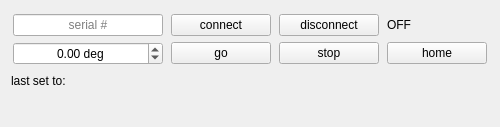
Before: the Qt Designer form k10cr1/k10cr1.ui in Mohamed-ShehabEldin/zmeter, drawn with Qt 5.
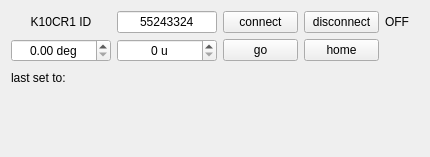
After: the same form once the commit is applied.

Patch:
```diff
--- a/k10cr1/k10cr1.ui
+++ b/k10cr1/k10cr1.ui
@@ -6,38 +6,20 @@
    <rect>
     <x>0</x>
     <y>0</y>
-    <width>500</width>
-    <height>127</height>
+    <width>430</width>
+    <height>157</height>
    </rect>
   </property>
-  <property name="sizePolicy">
-   <sizepolicy hsizetype="Fixed" vsizetype="Fixed">
-    <horstretch>0</horstretch>
-    <verstretch>0</verstretch>
-   </sizepolicy>
-  </property>
-  <property name="minimumSize">
-   <size>
-    <width>500</width>
-    <height>120</height>
-   </size>
-  </property>
-  <property name="maximumSize">
-   <size>
-    <width>500</width>
-    <height>127</height>
-   </size>
-  </property>
   <property name="windowTitle">
    <string>Form</string>
   </property>
   <layout class="QVBoxLayout" name="verticalLayout">
    <item>
-    <layout class="QGridLayout" name="gridLayout">
-     <item row="1" column="3">
-      <widget class="QPushButton" name="home_button">
+    <layout class="QHBoxLayout" name="horizontalLayout">
+     <item>
+      <widget class="QLabel" name="label">
        <property name="sizePolicy">
-        <sizepolicy hsizetype="Fixed" vsizetype="Fixed">
+        <sizepolicy hsizetype="Minimum" vsizetype="Fixed">
          <horstretch>0</horstretch>
          <verstretch>0</verstretch>
         </sizepolicy>
@@ -50,19 +32,22 @@
        </property>
        <property name="maximumSize">
         <size>
-         <width>75</width>
+         <width>100</width>
          <height>16777215</height>
         </size>
        </property>
        <property name="text">
-        <string>home</string>
+        <string>K10CR1 ID</string>
        </property>
+       <property name="alignment">
+        <set>Qt::AlignCenter</set>
+       </property>
       </widget>
      </item>
-     <item row="1" column="1">
-      <widget class="QPushButton" name="go_button">
+     <item>
+      <widget class="QLineEdit" name="lineEdit">
        <property name="sizePolicy">
-        <sizepolicy hsizetype="Fixed" vsizetype="Fixed">
+        <sizepolicy hsizetype="Minimum" vsizetype="Fixed">
          <horstretch>0</horstretch>
          <verstretch>0</verstretch>
         </sizepolicy>
@@ -75,26 +60,23 @@
        </property>
        <property name="maximumSize">
         <size>
-         <width>75</width>
+         <width>100</width>
          <height>16777215</height>
         </size>
        </property>
        <property name="text">
-        <string>go</string>
+        <string>55243324</string>
        </property>
+       <property name="alignment">
+        <set>Qt::AlignCenter</set>
+       </property>
       </widget>
      </item>
-     <item row="0" column="1">
+     <item>
       <widget class="QPushButton" name="connect_button">
-       <property name="sizePolicy">
-        <sizepolicy hsizetype="Fixed" vsizetype="Fixed">
-         <horstretch>0</horstretch>
-         <verstretch>0</verstretch>
-        </sizepolicy>
-       </property>
        <property name="minimumSize">
         <size>
-         <width>100</width>
+         <width>75</width>
          <height>0</height>
         </size>
        </property>
@@ -109,17 +91,63 @@
        </property>
       </widget>
      </item>
-     <item row="1" column="0">
+     <item>
+      <widget class="QPushButton" name="disconnect_button">
+       <property name="minimumSize">
+        <size>
+         <width>75</width>
+         <height>0</height>
+        </size>
+       </property>
+       <property name="maximumSize">
+        <size>
+         <width>75</width>
+         <height>16777215</height>
+        </size>
+       </property>
+       <property name="text">
+        <string>disconnect</string>
+       </property>
+      </widget>
+     </item>
+     <item>
+      <widget class="QLabel" name="label_on_off">
+       <property name="minimumSize">
+        <size>
+         <width>20</width>
+         <height>0</height>
+        </size>
+       </property>
+       <property name="text">
+        <string>OFF</string>
+       </property>
+      </widget>
+     </item>
+     <item>
+      <spacer name="horizontalSpacer">
+       <property name="orientation">
+        <enum>Qt::Horizontal</enum>
+       </property>
+       <property name="sizeType">
+        <enum>QSizePolicy::MinimumExpanding</enum>
+       </property>
+       <property name="sizeHint" stdset="0">
+        <size>
+         <width>10</width>
+         <height>20</height>
+        </size>
+       </property>
+      </spacer>
+     </item>
+    </layout>
+   </item>
+   <item>
+    <layout class="QHBoxLayout" name="horizontalLayout_2">
+     <item>
       <widget class="QDoubleSpinBox" name="pos_to_go_doubleSpinBox">
-       <property name="sizePolicy">
-        <sizepolicy hsizetype="Fixed" vsizetype="Fixed">
-         <horstretch>0</horstretch>
-         <verstretch>0</verstretch>
-        </sizepolicy>
-       </property>
        <property name="minimumSize">
         <size>
-         <width>150</width>
+         <width>100</width>
          <height>0</height>
         </size>
        </property>
@@ -138,28 +166,19 @@
        <property name="decimals">
         <number>2</number>
        </property>
-       <property name="minimum">
-        <double>-3600.000000000000000</double>
-       </property>
        <property name="maximum">
-        <double>3600.000000000000000</double>
+        <double>360.000000000000000</double>
        </property>
        <property name="value">
         <double>0.000000000000000</double>
        </property>
       </widget>
      </item>
-     <item row="0" column="0">
-      <widget class="QLineEdit" name="lineEdit">
-       <property name="sizePolicy">
-        <sizepolicy hsizetype="Fixed" vsizetype="Fixed">
-         <horstretch>0</horstretch>
-         <verstretch>0</verstretch>
-        </sizepolicy>
-       </property>
+     <item>
+      <widget class="QSpinBox" name="pos_to_go_device_unit_spinBox">
        <property name="minimumSize">
         <size>
-         <width>150</width>
+         <width>100</width>
          <height>0</height>
         </size>
        </property>
@@ -169,38 +188,28 @@
          <height>16777215</height>
         </size>
        </property>
-       <property name="inputMask">
-        <string/>
-       </property>
-       <property name="text">
-        <string/>
-       </property>
        <property name="alignment">
         <set>Qt::AlignCenter</set>
        </property>
-       <property name="placeholderText">
-        <string>serial #</string>
+       <property name="suffix">
+        <string> u</string>
        </property>
-      </widget>
-     </item>
-     <item row="1" column="2">
-      <widget class="QPushButton" name="stop_button">
-       <property name="text">
-        <string>stop</string>
+       <property name="prefix">
+        <string/>
        </property>
+       <property name="maximum">
+        <number>49152000</number>
+       </property>
+       <property name="value">
+        <number>0</number>
+       </property>
       </widget>
      </item>
-     <item row="0" column="2">
-      <widget class="QPushButton" name="disconnect_button">
-       <property name="sizePolicy">
-        <sizepolicy hsizetype="Fixed" vsizetype="Fixed">
-         <horstretch>0</horstretch>
-         <verstretch>0</verstretch>
-        </sizepolicy>
-       </property>
+     <item>
+      <widget class="QPushButton" name="go_button">
        <property name="minimumSize">
         <size>
-         <width>100</width>
+         <width>75</width>
          <height>0</height>
         </size>
        </property>
@@ -211,58 +220,94 @@
         </size>
        </property>
        <property name="text">
-        <string>disconnect</string>
+        <string>go</string>
        </property>
       </widget>
      </item>
-     <item row="0" column="3">
-      <widget class="QLabel" name="label_on_off">
-       <property name="sizePolicy">
-        <sizepolicy hsizetype="Fixed" vsizetype="Preferred">
-         <horstretch>0</horstretch>
-         <verstretch>0</verstretch>
-        </sizepolicy>
-       </property>
+     <item>
+      <widget class="QPushButton" name="home_button">
        <property name="minimumSize">
         <size>
-         <width>30</width>
+         <width>75</width>
          <height>0</height>
         </size>
        </property>
+       <property name="maximumSize">
+        <size>
+         <width>75</width>
+         <height>16777215</height>
+        </size>
+       </property>
        <property name="text">
-        <string>OFF</string>
+        <string>home</string>
        </property>
       </widget>
      </item>
+     <item>
+      <spacer name="horizontalSpacer_3">
+       <property name="orientation">
+        <enum>Qt::Horizontal</enum>
+       </property>
+       <property name="sizeType">
+        <enum>QSizePolicy::MinimumExpanding</enum>
+       </property>
+       <property name="sizeHint" stdset="0">
+        <size>
+         <width>10</width>
+         <height>20</height>
+        </size>
+       </property>
+      </spacer>
+     </item>
     </layout>
    </item>
    <item>
-    <widget class="QLabel" name="last_pos_label">
-     <property name="sizePolicy">
-      <sizepolicy hsizetype="Minimum" vsizetype="Fixed">
-       <horstretch>0</horstretch>
-       <verstretch>0</verstretch>
-      </sizepolicy>
-     </property>
-     <property name="minimumSize">
-      <size>
-       <width>200</width>
-       <height>0</height>
-      </size>
-     </property>
-     <property name="maximumSize">
-      <size>
-       <width>200</width>
-       <height>16777215</height>
-      </size>
-     </property>
-     <property name="text">
-      <string>last set to:</string>
-     </property>
-     <property name="textInteractionFlags">
-      <set>Qt::LinksAccessibleByKeyboard|Qt::LinksAccessibleByMouse|Qt::TextBrowserInteraction|Qt::TextSelectableByKeyboard|Qt::TextSelectableByMouse</set>
-     </property>
-    </widget>
+    <layout class="QHBoxLayout" name="horizontalLayout_3">
+     <item>
+      <widget class="QLabel" name="last_pos_label">
+       <property name="sizePolicy">
+        <sizepolicy hsizetype="Minimum" vsizetype="Fixed">
+         <horstretch>0</horstretch>
+         <verstretch>0</verstretch>
+        </sizepolicy>
+       </property>
+       <property name="minimumSize">
+        <size>
+         <width>200</width>
+         <height>0</height>
+        </size>
+       </property>
+       <property name="maximumSize">
+        <size>
+         <width>200</width>
+         <height>16777215</height>
+        </size>
+       </property>
+       <property name="text">
+        <string>last set to:</string>
+       </property>
+       <property name="textInteractionFlags">
+        <set>Qt::LinksAccessibleByKeyboard|Qt::LinksAccessibleByMouse|Qt::TextBrowserInteraction|Qt::TextSelectableByKeyboard|Qt::TextSelectableByMouse</set>
+       </property>
+      </widget>
+     </item>
+     <item>
+      <spacer name="horizontalSpacer_4">
+       <property name="orientation">
+        <enum>Qt::Horizontal</enum>
+       </property>
+       <property name="sizeType">
+        <enum>QSizePolicy::MinimumExpanding</enum>
+       </property>
+       <property name="sizeHint" stdset="0">
+        <size>
+         <width>10</width>
+         <height>20</height>
+        </size>
+       </property>
+      </spacer>
+     </item>
+    </layout>
    </item>
    <item>
     <widget class="QLabel" name="info_label">
@@ -289,6 +334,22 @@
      </property>
     </widget>
    </item>
+   <item>
+    <spacer name="verticalSpacer">
+     <property name="orientation">
+      <enum>Qt::Vertical</enum>
+     </property>
+     <property name="sizeType">
+      <enum>QSizePolicy::MinimumExpanding</enum>
+     </property>
+     <property name="sizeHint" stdset="0">
+      <size>
+       <width>10</width>
+       <height>10</height>
+      </size>
+     </property>
+    </spacer>
+   </item>
   </layout>
  </widget>
  <resources/>
```
